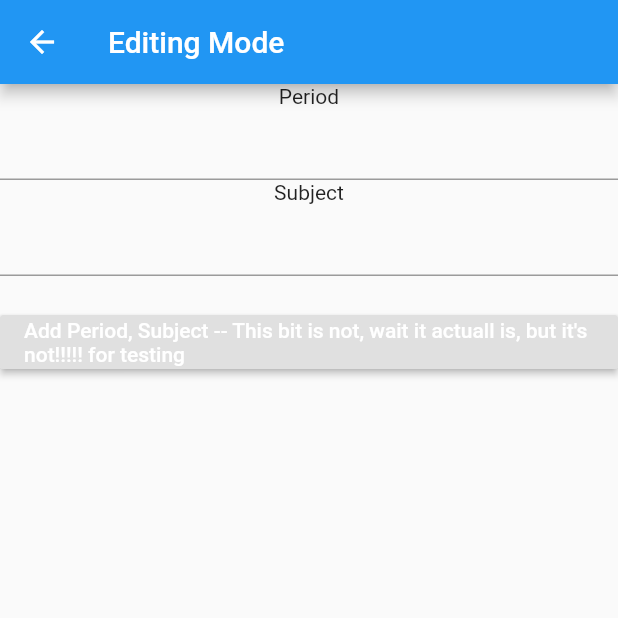
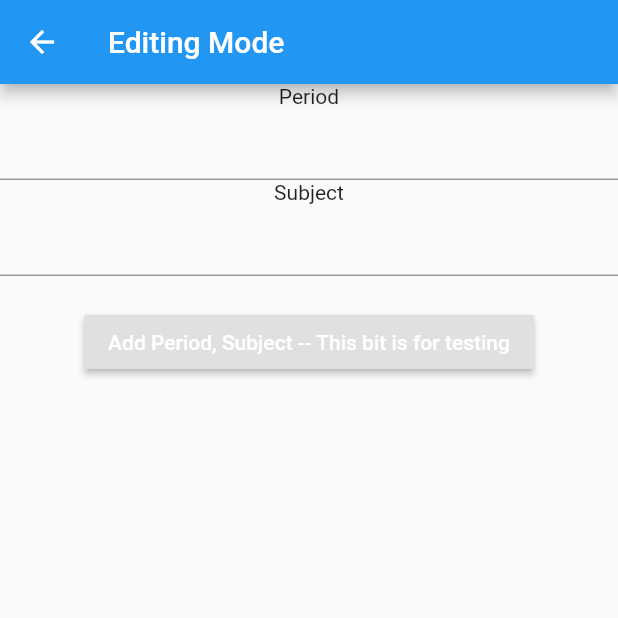
Before and after one commit to Batman08/Timetable, a Flutter app: the EditingPage screen opened by its route, on a phone screen of 412 x 824 dp, the top half of it. Run offline on Flutter 3.47's test engine with Material 2 defaults, Android fonts, the phone set to English and light mode, and no system bars.

Commit message:
Everything has been sorted out. YES!!!!!

```diff
--- a/lib/Pages/EditingPage.dart
+++ b/lib/Pages/EditingPage.dart
@@ -32,7 +32,7 @@ class EditingPageState extends State<EditingPage>{
           ),
           new Padding(padding: new EdgeInsets.only(top: 20.0)),
           new RaisedButton(
-            child: new Text("Add Period, Subject -- This bit is not, wait it actuall is, but it's not!!!!! for testing"),
+            child: new Text("Add Period, Subject -- This bit is for testing"),
             onPressed: () => null,
             colorBrightness: Brightness.dark,
           )
```
